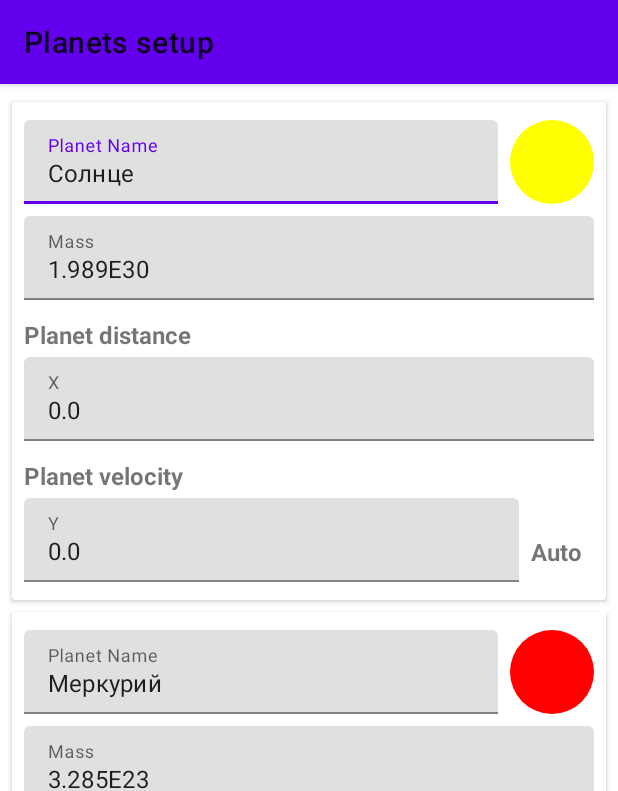
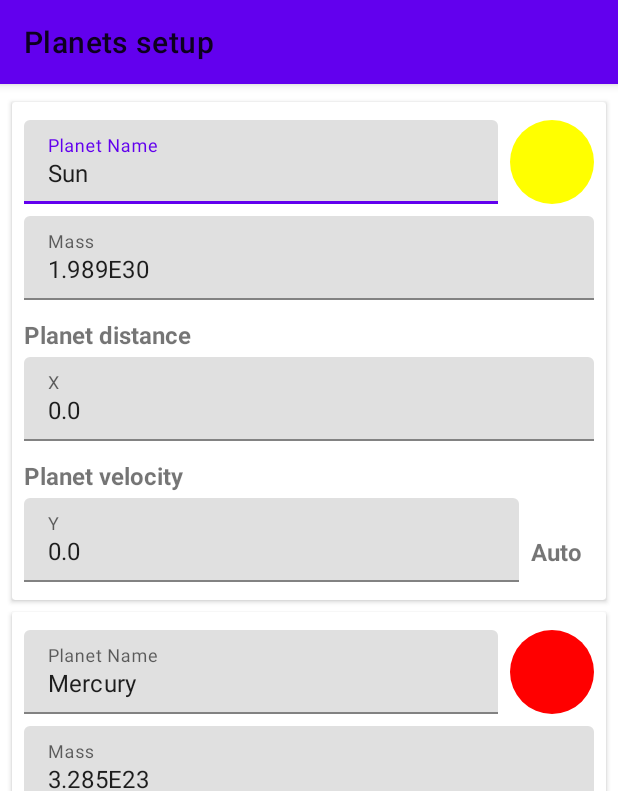
Before and after one commit to DortanMors/math-modelling-android, an Android app: the screen it shows after launch (MainActivity), on a phone screen of 412 x 824 dp. Shown: the top 791 px of the screen. Run offline under Robolectric (Android 15) with nearby library versions, the phone set to English and light mode, and no system bars.

Commit message:
localization improvement

```diff
--- a/app/src/main/java/com/ssau/sunsystem/Defaults.kt
+++ b/app/src/main/java/com/ssau/sunsystem/Defaults.kt
@@ -1,6 +1,7 @@
 
 package com.ssau.sunsystem
 
+import android.content.Context
 import android.graphics.Color
 import com.ssau.sunsystem.ui.screen.planets.CustomizedPlanet
 import com.ssau.sunsystemlib.method.Euler
@@ -17,32 +18,32 @@ object Defaults {
     const val DEFAULT_DELAY: Long = 100
 
     val scheme = Euler // стартовая схема
-    val planetsUi: List<CustomizedPlanet> = listOf(
+    fun getPlanetsUi(context: Context): List<CustomizedPlanet> = listOf(
         CustomizedPlanet( // Светило
             mass = 1.989E30,
             color = Color.YELLOW,
-            name = "Солнце",
+            name = context.getString(R.string.sun),
         ),
         CustomizedPlanet( // Mercury Development
             mass = 3.285E23,
             x = 58E9,
             velocityY = 48E3,
             color = Color.RED,
-            name = "Меркурий",
+            name = context.getString(R.string.mercury),
         ),
         CustomizedPlanet( // Venus Anus
             mass = 4.867E24,
             x = 108E9,
             velocityY = 35E3,
             color = Color.MAGENTA,
-            name = "Венера",
+            name = context.getString(R.string.venus),
         ),
         CustomizedPlanet( // Terra Internum
             mass = 5.974E24,
             x = 150E9,
             velocityY = 30E3,
             color = Color.BLUE,
-            name = "Земля",
+            name = context.getString(R.string.earth),
         )
     )
 }
--- a/app/src/main/java/com/ssau/sunsystem/ui/screen/planets/PlanetsSetupFragment.kt
+++ b/app/src/main/java/com/ssau/sunsystem/ui/screen/planets/PlanetsSetupFragment.kt
@@ -6,6 +6,7 @@ import androidx.fragment.app.Fragment
 import androidx.fragment.app.activityViewModels
 import androidx.lifecycle.lifecycleScope
 import androidx.recyclerview.widget.RecyclerView
+import com.ssau.sunsystem.Defaults
 import com.ssau.sunsystem.R
 import com.ssau.sunsystem.ui.dialog.showColorPickerDialogAndAwaitResult
 import com.ssau.sunsystem.ui.screen.prepare.PrepareFragment
@@ -25,7 +26,10 @@ class PlanetsSetupFragment : Fragment(R.layout.fragment_planets) {
 
     override fun onViewCreated(view: View, savedInstanceState: Bundle?) {
         super.onViewCreated(view, savedInstanceState)
-        val adapter = PlanetsAdapter(viewModel.customizedPlanets) { planets ->
+        val adapter = PlanetsAdapter(
+            planets = viewModel.customizedPlanets.takeIf { it.isNotEmpty() }
+                ?: Defaults.getPlanetsUi(requireContext())
+        ) { planets ->
             viewModel.customizedPlanets = planets
         }
         adapter.setOnColorPickClick { position ->
--- a/app/src/main/java/com/ssau/sunsystem/ui/viewmodel/MainViewModel.kt
+++ b/app/src/main/java/com/ssau/sunsystem/ui/viewmodel/MainViewModel.kt
@@ -28,7 +28,7 @@ class MainViewModel : ViewModel() {
     val schemeNameId: Int
         get() = (scheme as DifferenceScheme).nameId
 
-    var customizedPlanets = Defaults.planetsUi
+    var customizedPlanets: List<CustomizedPlanet> = emptyList()
 
     var planets: List<SpaceBody> = emptyList()
 
--- a/app/src/main/res/values/strings.xml
+++ b/app/src/main/res/values/strings.xml
@@ -60,4 +60,9 @@
     <string name="show_zoom">Show zoom</string>
 
     <string name="calc_auto">Auto</string>
+
+    <string name="sun">Sun</string>
+    <string name="mercury">Mercury</string>
+    <string name="venus">Venus</string>
+    <string name="earth">Earth</string>
 </resources>
```
Also changed, not shown: 1 other file.
